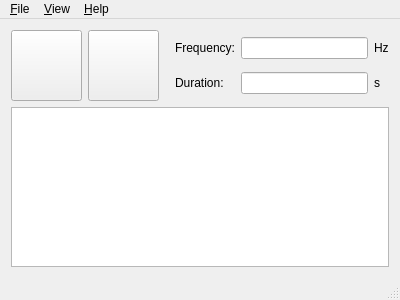
Above: zenom/zenom/zenom/zenom.ui from ahmedius2/Zenom before the change. Below: the same form after it.
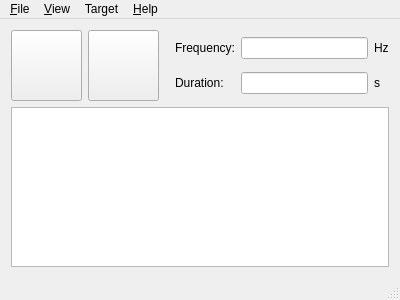
That is the form after the change. Icons and pictures are not drawn. Custom widgets are drawn as their Qt base class.

Commit message: Add target capability. Add data aqusition board

Diff of the .ui file:
```diff
--- a/zenom/zenom/zenom/zenom.ui
+++ b/zenom/zenom/zenom/zenom.ui
@@ -125,7 +125,7 @@
      <x>0</x>
      <y>0</y>
      <width>400</width>
-     <height>22</height>
+     <height>20</height>
     </rect>
    </property>
    <widget class="QMenu" name="menu_File">
@@ -168,8 +168,15 @@
     <addaction name="separator"/>
     <addaction name="action_About_zenom"/>
    </widget>
+   <widget class="QMenu" name="menuTarget">
+    <property name="title">
+     <string>Target</string>
+    </property>
+    <addaction name="actionData_Aqusition_Board"/>
+   </widget>
    <addaction name="menu_File"/>
    <addaction name="menu_View"/>
+   <addaction name="menuTarget"/>
    <addaction name="menu_Help"/>
   </widget>
   <widget class="QStatusBar" name="statusBar"/>
```
Left out of the diff: 5 changed lines with no effect on the pictures. The commit also changes 9 other files.
